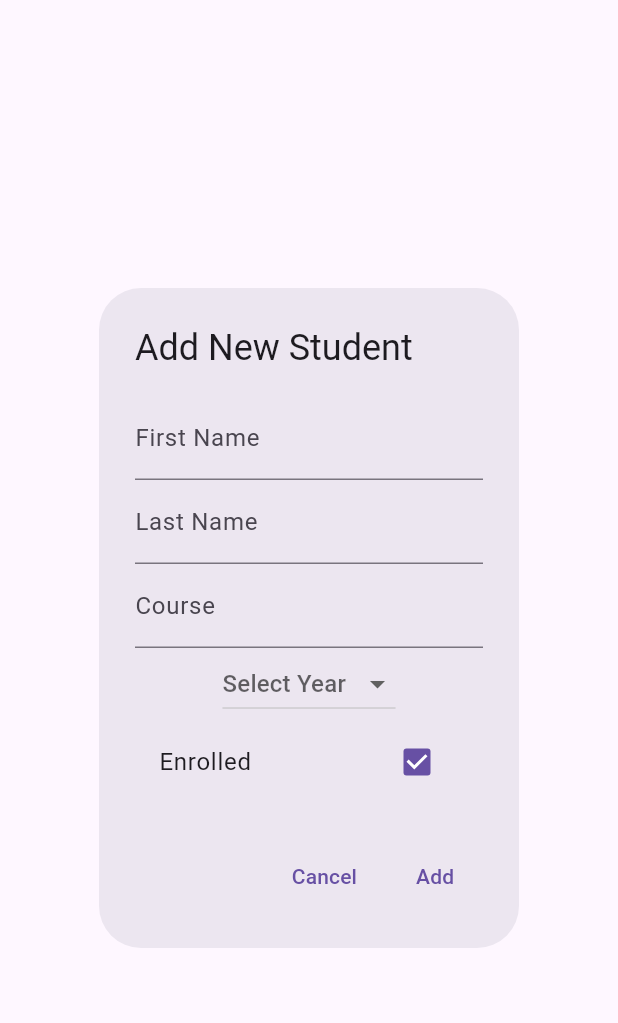
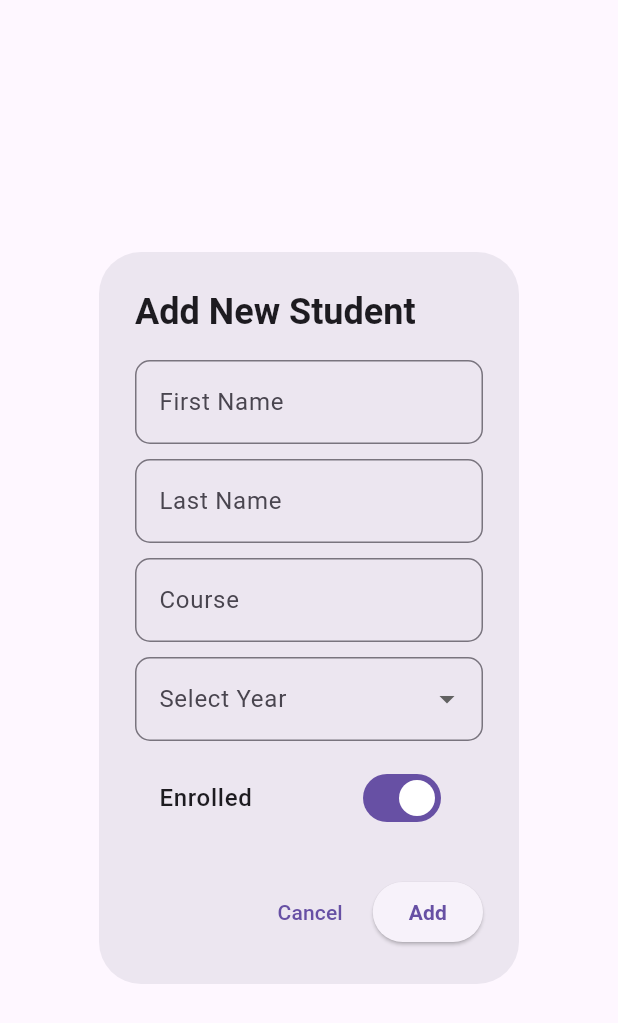
Before and after one commit to Montilla007/crud_frontend, a Flutter app: the AddStudentScreen widget shown alone on an empty page, opened directly with empty values, after a tap on "Enrolled", on a phone screen of 412 x 824 dp. Shown: the top 1023 px of the screen. Run offline on Flutter 3.47's test engine with Material 3 defaults, Android fonts, the light colour scheme and no system bars; network calls fail.

Commit message:
Final Commit

```diff
--- a/lib/ui/main_screen.dart
+++ b/lib/ui/main_screen.dart
@@ -1,10 +1,8 @@
-// ignore_for_file: library_private_types_in_public_api
-
 import 'package:flutter/material.dart';
 
-import '../service/create_data.dart';  // Import the create data functions
-import '../service/get_data.dart';  // Import the fetchData function
-import '../widgets/add_student_screen.dart';  // Import the AddStudentScreen
+import '../service/create_data.dart';
+import '../service/get_data.dart';
+import '../widgets/add_student_screen.dart';
 import '../widgets/detail_screen.dart';
 
 class MainScreen extends StatefulWidget {
@@ -67,9 +65,20 @@ class _MainScreenState extends State<MainScreen> {
               itemCount: snapshot.data!.length,
               itemBuilder: (context, index) {
                 final item = snapshot.data![index];
-                return ListTile(
+                return Card(
+                  margin: const EdgeInsets.symmetric(vertical: 8.0, horizontal: 16.0),
+                  elevation: 4,
+                  child: ListTile(
+                    contentPadding: const EdgeInsets.all(16.0),
                     title: Text('${item['firstName']} ${item['lastName']}'),
-                  subtitle: Text('${item['course']} - ${item['year']}'),
+                    subtitle: Column(
+                      crossAxisAlignment: CrossAxisAlignment.start,
+                      children: [
+                        Text('Course: ${item['course']}'),
+                        Text('Year: ${item['year']}'),
+                        Text('Enrolled: ${item['enrolled'] ? 'Yes' : 'No'}'),
+                      ],
+                    ),
                     onTap: () async {
                       final result = await Navigator.push(
                         context,
@@ -82,6 +91,7 @@ class _MainScreenState extends State<MainScreen> {
                         _refreshData();
                       }
                     },
+                  ),
                 );
               },
             );
--- a/lib/widgets/add_student_screen.dart
+++ b/lib/widgets/add_student_screen.dart
@@ -3,7 +3,7 @@ import 'package:flutter/material.dart';
 class AddStudentScreen extends StatefulWidget {
   final Function(String, String, String, String, bool) onAddStudent;
 
-  AddStudentScreen({required this.onAddStudent});
+  const AddStudentScreen({super.key, required this.onAddStudent});
 
   @override
   _AddStudentScreenState createState() => _AddStudentScreenState();
@@ -19,53 +19,30 @@ class _AddStudentScreenState extends State<AddStudentScreen> {
   @override
   Widget build(BuildContext context) {
     return AlertDialog(
-      title: const Text('Add New Student'),
-      content: Column(
-        mainAxisSize: MainAxisSize.min,
-        children: [
-          TextField(
-            controller: _firstNameController,
-            decoration: const InputDecoration(labelText: 'First Name'),
-          ),
-          TextField(
-            controller: _lastNameController,
-            decoration: const InputDecoration(labelText: 'Last Name'),
-          ),
-          TextField(
-            controller: _courseController,
-            decoration: const InputDecoration(labelText: 'Course'),
-          ),
-          DropdownButton<String>(
-            hint: const Text('Select Year'),
-            value: _selectedYear,
-            onChanged: (String? newValue) {
-              setState(() {
-                _selectedYear = newValue;
-              });
-            },
-            items: <String>[
-              'First Year',
-              'Second Year',
-              'Third Year',
-              'Fourth Year',
-              'Fifth Year'
-            ].map<DropdownMenuItem<String>>((String value) {
-              return DropdownMenuItem<String>(
-                value: value,
-                child: Text(value),
-              );
-            }).toList(),
-          ),
-          CheckboxListTile(
-            title: const Text('Enrolled'),
-            value: _isEnrolled,
-            onChanged: (bool? newValue) {
-              setState(() {
-                _isEnrolled = newValue ?? false;
-              });
-            },
-          ),
-        ],
+      title: const Text('Add New Student', style: TextStyle(fontWeight: FontWeight.bold)),
+      content: SingleChildScrollView(
+        child: Column(
+          mainAxisSize: MainAxisSize.min,
+          children: [
+            _buildTextField(_firstNameController, 'First Name'),
+            const SizedBox(height: 10),
+            _buildTextField(_lastNameController, 'Last Name'),
+            const SizedBox(height: 10),
+            _buildTextField(_courseController, 'Course'),
+            const SizedBox(height: 10),
+            _buildDropdown(),
+            const SizedBox(height: 10),
+            SwitchListTile(
+              title: const Text('Enrolled', style: TextStyle(fontWeight: FontWeight.w500)),
+              value: _isEnrolled,
+              onChanged: (bool newValue) {
+                setState(() {
+                  _isEnrolled = newValue;
+                });
+              },
+            ),
+          ],
+        ),
       ),
       actions: <Widget>[
         TextButton(
@@ -74,8 +51,8 @@ class _AddStudentScreenState extends State<AddStudentScreen> {
             Navigator.of(context).pop();
           },
         ),
-        TextButton(
-          child: const Text('Add'),
+        ElevatedButton(
+          child: const Text('Add', style: TextStyle(fontWeight: FontWeight.bold)),
           onPressed: () {
             final String firstName = _firstNameController.text;
             final String lastName = _lastNameController.text;
@@ -86,11 +63,54 @@ class _AddStudentScreenState extends State<AddStudentScreen> {
                 course.isNotEmpty &&
                 _selectedYear != null) {
               widget.onAddStudent(firstName, lastName, course, _selectedYear!, _isEnrolled);
+              Navigator.of(context).pop();
             }
-            Navigator.of(context).pop();
           },
         ),
       ],
     );
   }
+
+  // Helper method to build TextFields with a border
+  Widget _buildTextField(TextEditingController controller, String label) {
+    return TextField(
+      controller: controller,
+      decoration: InputDecoration(
+        labelText: label,
+        border: OutlineInputBorder(
+          borderRadius: BorderRadius.circular(10),
+        ),
+      ),
+    );
+  }
+
+  // Helper method to build DropdownButton with border
+  Widget _buildDropdown() {
+    return DropdownButtonFormField<String>(
+      decoration: InputDecoration(
+        labelText: 'Select Year',
+        border: OutlineInputBorder(
+          borderRadius: BorderRadius.circular(10),
+        ),
+      ),
+      value: _selectedYear,
+      onChanged: (String? newValue) {
+        setState(() {
+          _selectedYear = newValue;
+        });
+      },
+      items: <String>[
+        'First Year',
+        'Second Year',
+        'Third Year',
+        'Fourth Year',
+        'Fifth Year'
+      ].map<DropdownMenuItem<String>>((String value) {
+        return DropdownMenuItem<String>(
+          value: value,
+          child: Text(value),
+        );
+      }).toList(),
+    );
+  }
 }
--- a/lib/widgets/detail_screen.dart
+++ b/lib/widgets/detail_screen.dart
@@ -1,5 +1,3 @@
-// ignore_for_file: library_private_types_in_public_api, use_build_context_synchronously
-
 import 'package:flutter/material.dart';
 
 import '../service/delete_data.dart';
@@ -79,20 +77,25 @@ class _DetailsScreenState extends State<DetailsScreen> {
                   _selectedYear = newValue;
                 });
               },
-              items: <String>['First Year', 'Second Year', 'Third Year', 'Fourth Year', 'Fifth Year']
-                  .map<DropdownMenuItem<String>>((String value) {
+              items: <String>[
+                'First Year',
+                'Second Year',
+                'Third Year',
+                'Fourth Year',
+                'Fifth Year'
+              ].map<DropdownMenuItem<String>>((String value) {
                 return DropdownMenuItem<String>(
                   value: value,
                   child: Text(value),
                 );
               }).toList(),
             ),
-            CheckboxListTile(
+            SwitchListTile(
               title: const Text('Enrolled'),
               value: _isEnrolled,
-              onChanged: (bool? newValue) {
+              onChanged: (bool newValue) {
                 setState(() {
-                  _isEnrolled = newValue ?? false;
+                  _isEnrolled = newValue;
                 });
               },
             ),
```
Lines whose indentation alone changed are shown as unchanged.
